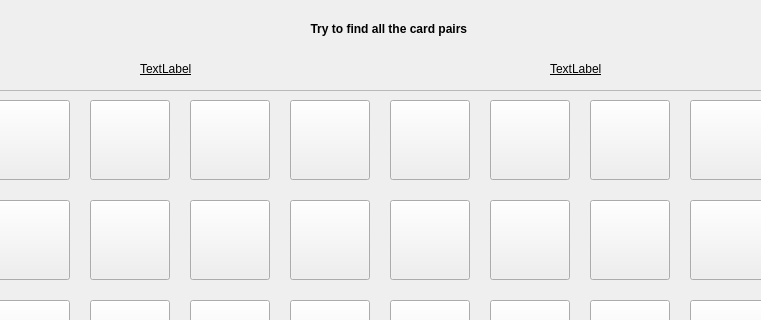
This is ClientMCG/mainwindow.ui in CarlosCL13/MemoryCardGamePIDII as Qt 5 draws it before an edit; both pictures show x 140 to 901 and y 0 to 320 of the 1040 by 600 pixel window. The edited form follows.
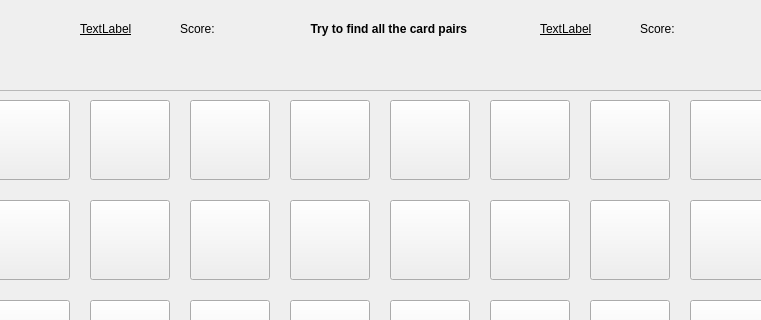
This is the edited form.

Commit message: The labels with the scores were added to the game interface and the server interface was improved, in addition, the method to change the status of the cards was added, among other small changes.

```diff
--- a/ClientMCG/mainwindow.ui
+++ b/ClientMCG/mainwindow.ui
@@ -1003,8 +1003,8 @@
    <widget class="QLabel" name="lblname2">
     <property name="geometry">
      <rect>
-      <x>280</x>
-      <y>60</y>
+      <x>220</x>
+      <y>20</y>
       <width>67</width>
       <height>17</height>
      </rect>
@@ -1022,8 +1022,8 @@
    <widget class="QLabel" name="lblname1">
     <property name="geometry">
      <rect>
-      <x>690</x>
-      <y>60</y>
+      <x>680</x>
+      <y>20</y>
       <width>67</width>
       <height>17</height>
      </rect>
@@ -1037,6 +1037,58 @@
      <string>TextLabel</string>
     </property>
    </widget>
+   <widget class="QLabel" name="lblscore1">
+    <property name="geometry">
+     <rect>
+      <x>320</x>
+      <y>20</y>
+      <width>41</width>
+      <height>17</height>
+     </rect>
+    </property>
+    <property name="text">
+     <string>Score:</string>
+    </property>
+   </widget>
+   <widget class="QLabel" name="lblscore2">
+    <property name="geometry">
+     <rect>
+      <x>780</x>
+      <y>20</y>
+      <width>41</width>
+      <height>17</height>
+     </rect>
+    </property>
+    <property name="text">
+     <string>Score:</string>
+    </property>
+   </widget>
+   <widget class="QLabel" name="lblpoinst2">
+    <property name="geometry">
+     <rect>
+      <x>370</x>
+      <y>20</y>
+      <width>21</width>
+      <height>17</height>
+     </rect>
+    </property>
+    <property name="text">
+     <string/>
+    </property>
+   </widget>
+   <widget class="QLabel" name="lblpoints1">
+    <property name="geometry">
+     <rect>
+      <x>830</x>
+      <y>20</y>
+      <width>21</width>
+      <height>17</height>
+     </rect>
+    </property>
+    <property name="text">
+     <string/>
+    </property>
+   </widget>
   </widget>
  </widget>
  <resources/>
```
The commit also changes 9 other files.
